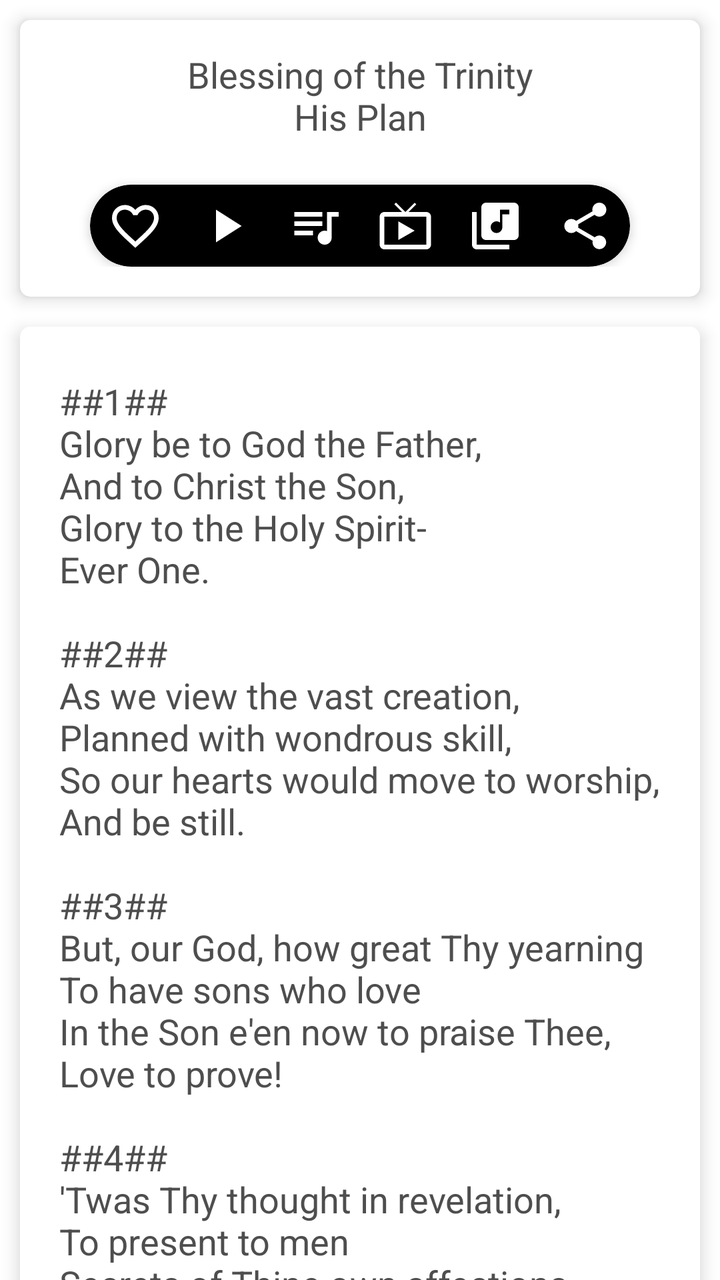
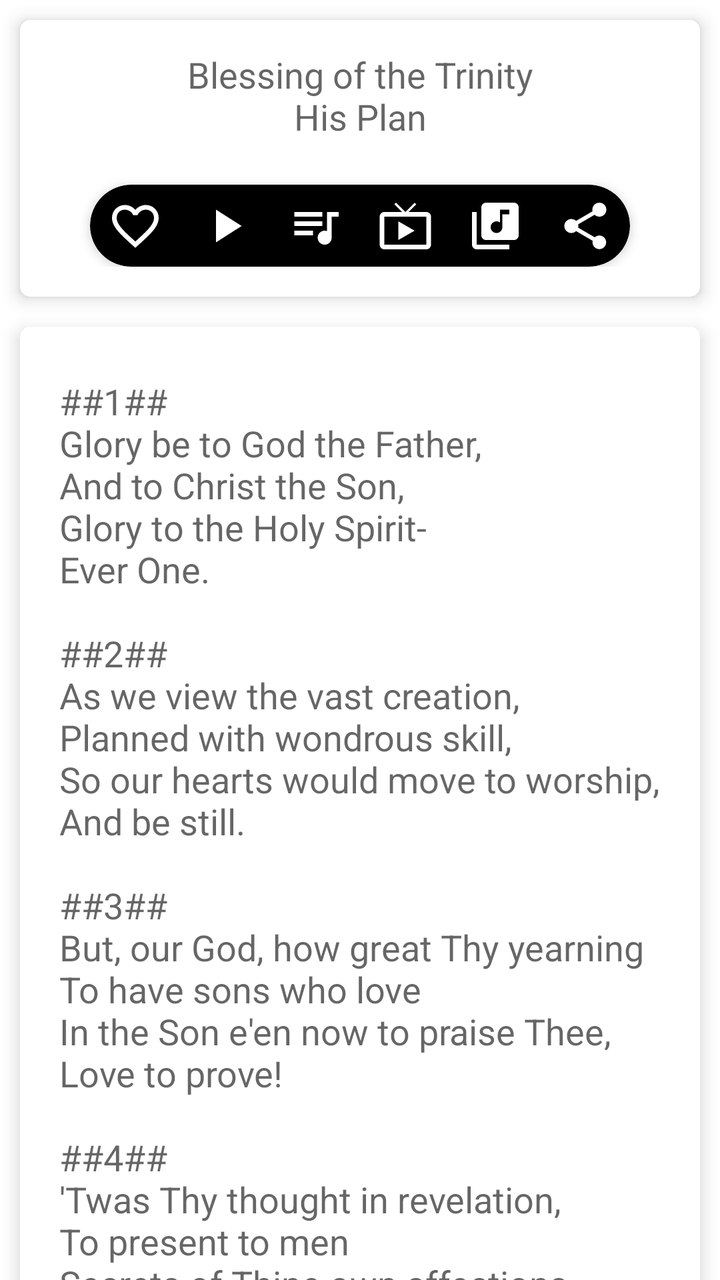

Screens rendered from an Android XML layout before and after an edit, with the pre-edit source and the edit as a unified diff.
<!-- AndroidManifest.xml: fallback theme Theme.MaterialComponents.DayNight.NoActionBar -->
<!-- res/layout/content_area.xml -->
<?xml version="1.0" encoding="utf-8"?>


<androidx.core.widget.NestedScrollView
        xmlns:android="http://schemas.android.com/apk/res/android"
        xmlns:app="http://schemas.android.com/apk/res-auto"

        android:id="@+id/jellybeanContentScrollView"
        android:layout_width="match_parent"
        android:layout_height="wrap_content"
        style="@style/dayMode"
        app:layout_behavior="@string/appbar_scrolling_view_behavior">


    <LinearLayout
            android:id="@+id/lyric_container"
            android:layout_width="match_parent"
            android:layout_height="match_parent"
            android:orientation="vertical"
            style="@style/dayMode"
    >
        
        

        <androidx.cardview.widget.CardView
                android:id="@+id/mainHeaderContainer"
                android:layout_width="match_parent" android:layout_height="wrap_content"
                style="@style/dayMode" app:cardCornerRadius="5dp" app:cardElevation="5dp"
                android:layout_marginLeft="10dp" android:layout_marginRight="10dp"
                android:layout_marginTop="10dp"
                android:layout_marginBottom="0dp"
                app:cardBackgroundColor="#FFFFFF">
            <LinearLayout
                    android:layout_width="match_parent"
                    android:layout_height="wrap_content"
                    android:orientation="vertical"
                    android:paddingLeft="25dp"
                    android:paddingRight="25dp"
                    android:paddingTop="15dp"
                    android:paddingBottom="15dp">
                <TextView
                        android:layout_width="wrap_content"
                        android:layout_height="wrap_content"
                        android:textAppearance="?android:attr/textAppearanceMedium"
                        android:id="@+id/subjectHeader"
                        android:text="@string/subjectFiller"
                        android:layout_gravity="center"
                        android:gravity="center"
                        android:layout_centerInParent="true"
                        android:layout_marginBottom="10dp"
                        style="@style/dayMode"/>
                
                <LinearLayout
                        android:id="@+id/otherLanguagesContainer"
                        android:layout_width="match_parent"
                        android:layout_height="wrap_content"
                        android:orientation="vertical"
                        android:layout_marginBottom="12dp"
                        style="@style/dayMode"/>
                <androidx.cardview.widget.CardView android:layout_width="wrap_content"
                                                   android:layout_height="wrap_content"
                                                   style="@style/dayMode" app:cardCornerRadius="25dp"
                                                   app:cardElevation="3dp"
                                                   android:layout_marginLeft="10dp"
                                                   android:layout_marginRight="10dp"
                                                   app:cardBackgroundColor="#000000"
                                                   android:layout_gravity="center"
                                                   android:id="@+id/buttonContainer">

                    <LinearLayout
                            android:layout_width="wrap_content"
                            android:layout_height="wrap_content"
                            android:orientation="horizontal"
                            android:layout_gravity="center"
                    >

                        <ImageButton
                                android:layout_width="wrap_content"
                                android:layout_height="wrap_content" android:id="@+id/faveButton"
                                android:src="@drawable/ic_favorite_border_white_48dp"
                                style="?android:attr/borderlessButtonStyle"
                                android:layout_gravity="left"
                                android:layout_weight="1" android:scaleType="center"
                                android:adjustViewBounds="true"/>
                        <ImageButton
                                android:layout_width="wrap_content"
                                android:layout_height="wrap_content" android:id="@+id/playButton"
                                android:src="@drawable/ic_play_arrow_white_48dp"
                                android:layout_gravity="left"
                                style="?android:attr/borderlessButtonStyle"
                                android:layout_weight="1" android:adjustViewBounds="true"/>
                        <ImageButton
                                android:layout_width="wrap_content"
                                android:layout_height="wrap_content" android:id="@+id/sheetMusicButton"
                                android:src="@drawable/ic_queue_music_white_48dp"
                                style="?android:attr/borderlessButtonStyle"
                                android:layout_gravity="left"
                                android:layout_weight="1" android:adjustViewBounds="true"/>
                        <ImageButton
                                android:layout_width="wrap_content"
                                android:layout_height="wrap_content" android:id="@+id/youtubePianoButton"
                                android:src="@drawable/ic_live_tv_white_28dp"
                                android:layout_gravity="left"
                                style="?android:attr/borderlessButtonStyle"
                                android:layout_weight="1" android:adjustViewBounds="true"/>
                        <ImageButton
                                android:layout_width="wrap_content"
                                android:layout_height="wrap_content" android:id="@+id/similarTuneButton"
                                android:src="@drawable/ic_related_hymns_white_28dp"
                                android:layout_gravity="left"
                                style="?android:attr/borderlessButtonStyle"
                                android:layout_weight="1" android:adjustViewBounds="true"/>
                        <ImageButton
                                android:layout_width="wrap_content"
                                android:layout_height="wrap_content" android:id="@+id/shareButton"
                                android:src="@drawable/ic_share_white_48dp"
                                style="?android:attr/borderlessButtonStyle"
                                android:layout_weight="1"
                                android:layout_gravity="left" android:adjustViewBounds="true"/>

                    </LinearLayout>
                </androidx.cardview.widget.CardView>
            </LinearLayout>

        </androidx.cardview.widget.CardView>

        <androidx.cardview.widget.CardView

                android:layout_width="match_parent" android:layout_height="wrap_content"
                style="@style/dayMode" app:cardCornerRadius="5dp" app:cardElevation="5dp"
                android:layout_marginLeft="10dp" android:layout_marginRight="10dp"
                android:layout_marginTop="15dp"
                android:layout_marginBottom="5dp"
        >
            <LinearLayout
                    android:layout_width="wrap_content"
                    android:layout_height="wrap_content"
                    android:orientation="vertical"
                    android:layout_gravity="center"
                    android:paddingTop="15dp"
                    android:paddingBottom="10dp"
                    android:id="@+id/stanzaView"
            >
                <TextView
                        android:id="@+id/jellybeanLyrics"
                        android:layout_width="wrap_content"
                        android:layout_height="wrap_content"
                        android:textAppearance="?android:attr/textAppearanceMedium"
                        android:paddingLeft="10dp"
                        android:paddingRight="10dp"
                        android:paddingBottom="10dp"
                        style="@style/dayMode"
                        android:layout_marginTop="10dp"
                        android:text="@string/lyricFiller"
                        android:textIsSelectable="true"/>
            </LinearLayout>

        </androidx.cardview.widget.CardView>
        <androidx.cardview.widget.CardView
                android:id="@+id/detailsCard"
                android:layout_width="match_parent" android:layout_height="wrap_content"
                style="@style/dayMode" app:cardCornerRadius="5dp" app:cardElevation="5dp"
                android:layout_marginLeft="10dp" android:layout_marginRight="10dp"
                android:layout_marginTop="10dp"
                android:layout_marginBottom="5dp"
        >
            
            <LinearLayout
                    android:layout_width="match_parent"
                    android:layout_height="wrap_content"
                    android:orientation="vertical"
                    style="@style/dayMode"
                    android:paddingLeft="25dp" android:paddingRight="25dp" android:paddingTop="14dp" android:paddingBottom="16dp">
                <TextView
                        android:id="@+id/detailsLabel"
                        android:layout_width="wrap_content"
                        android:layout_height="wrap_content"
                        android:text="@string/details"
                        android:layout_marginBottom="6dp"
                        style="@style/dayMode"/>
                
                <TableLayout
                        android:id="@+id/detailsTable"
                        android:layout_width="match_parent"
                        android:layout_height="wrap_content"
                        android:shrinkColumns="1"
                        style="@style/dayMode"/>
            </LinearLayout>

        </androidx.cardview.widget.CardView>

    </LinearLayout>
</androidx.core.widget.NestedScrollView>
<!-- resources referenced by this layout -->
<resources>
  <!-- drawable ic_favorite_border_white_48dp (drawable) -->
  <vector android:height="28dp" android:tint="#FFFFFF"
      android:viewportHeight="24.0" android:viewportWidth="24.0"
      android:width="28dp" xmlns:android="http://schemas.android.com/apk/res/android">
      <path android:fillColor="#FF000000" android:pathData="M16.5,3c-1.74,0 -3.41,0.81 -4.5,2.09C10.91,3.81 9.24,3 7.5,3 4.42,3 2,5.42 2,8.5c0,3.78 3.4,6.86 8.55,11.54L12,21.35l1.45,-1.32C18.6,15.36 22,12.28 22,8.5 22,5.42 19.58,3 16.5,3zM12.1,18.55l-0.1,0.1 -0.1,-0.1C7.14,14.24 4,11.39 4,8.5 4,6.5 5.5,5 7.5,5c1.54,0 3.04,0.99 3.57,2.36h1.87C13.46,5.99 14.96,5 16.5,5c2,0 3.5,1.5 3.5,3.5 0,2.89 -3.14,5.74 -7.9,10.05z"/>
  </vector>
  <!-- drawable ic_live_tv_white_28dp (drawable) -->
  <vector android:height="28dp" android:tint="#FFFFFF"
      android:viewportHeight="24.0" android:viewportWidth="24.0"
      android:width="28dp" xmlns:android="http://schemas.android.com/apk/res/android">
      <path android:fillColor="#FF000000" android:pathData="M21,6h-7.59l3.29,-3.29L16,2l-4,4 -4,-4 -0.71,0.71L10.59,6L3,6c-1.1,0 -2,0.89 -2,2v12c0,1.1 0.9,2 2,2h18c1.1,0 2,-0.9 2,-2L23,8c0,-1.11 -0.9,-2 -2,-2zM21,20L3,20L3,8h18v12zM9,10v8l7,-4z"/>
  </vector>
  <!-- drawable ic_play_arrow_white_48dp (drawable) -->
  <vector android:height="28dp" android:tint="#FFFFFF"
      android:viewportHeight="24.0" android:viewportWidth="24.0"
      android:width="28dp" xmlns:android="http://schemas.android.com/apk/res/android">
      <path android:fillColor="#FF000000" android:pathData="M8,5v14l11,-7z"/>
  </vector>
  <!-- drawable ic_queue_music_white_48dp (drawable) -->
  <vector android:height="28dp" android:tint="#FFFFFF"
      android:viewportHeight="24.0" android:viewportWidth="24.0"
      android:width="28dp" xmlns:android="http://schemas.android.com/apk/res/android">
      <path android:fillColor="#FF000000" android:pathData="M15,6L3,6v2h12L15,6zM15,10L3,10v2h12v-2zM3,16h8v-2L3,14v2zM17,6v8.18c-0.31,-0.11 -0.65,-0.18 -1,-0.18 -1.66,0 -3,1.34 -3,3s1.34,3 3,3 3,-1.34 3,-3L19,8h3L22,6h-5z"/>
  </vector>
  <!-- drawable ic_related_hymns_white_28dp (drawable) -->
  <vector android:height="28dp" android:tint="#FFFFFF"
      android:viewportHeight="24.0" android:viewportWidth="24.0"
      android:width="28dp" xmlns:android="http://schemas.android.com/apk/res/android">
      <path android:fillColor="#FF000000" android:pathData="M20,2L8,2c-1.1,0 -2,0.9 -2,2v12c0,1.1 0.9,2 2,2h12c1.1,0 2,-0.9 2,-2L22,4c0,-1.1 -0.9,-2 -2,-2zM18,7h-3v5.5c0,1.38 -1.12,2.5 -2.5,2.5S10,13.88 10,12.5s1.12,-2.5 2.5,-2.5c0.57,0 1.08,0.19 1.5,0.51L14,5h4v2zM4,6L2,6v14c0,1.1 0.9,2 2,2h14v-2L4,20L4,6z"/>
  </vector>
  <string name="details">DETAILS</string>
  <string name="lyricFiller">
          ##1##\nGlory be to God the Father,\nAnd to Christ the Son,\nGlory to the Holy Spirit-\nEver One.\n\n##2##\nAs we view the vast creation,\nPlanned with wondrous skill,\nSo our hearts would move to worship,\nAnd be still.\n\n##3##\nBut, our God, how great Thy yearning\nTo have sons who love\nIn the Son e\'en now to praise Thee,\nLove to prove!\n\n##4##\n\'Twas Thy thought in revelation,\nTo present to men\nSecrets of Thine own affections,\nTheirs to win.\n\n##5##\nSo in Christ, through His redemption\n(Vanquished evil powers!)\nThou hast brought, in new creation,\nWorshippers!\n\n##6##\nGlory be to God the Father,\nAnd to Christ the Son,\nGlory to the Holy Spirit\nEver One.\n\n\n</string>
  <string name="subjectFiller">Blessing of the Trinity\nHis Plan</string>
  <style name="dayMode" parent="Theme.AppCompat.DayNight.DarkActionBar">
          <item name="android:textColor">#4e4e4e</item>
          <item name="android:background">#FFFFFF</item>
      </style>
  <!-- unchanged entries left out for length: 1 -->
</resources>

<!-- the commit's change to res/layout/content_area.xml (unified diff, before → after) -->
@@ -8,7 +8,6 @@
         android:id="@+id/jellybeanContentScrollView"
         android:layout_width="match_parent"
         android:layout_height="wrap_content"
-        style="@style/dayMode"
         app:layout_behavior="@string/appbar_scrolling_view_behavior">
 
 
@@ -17,15 +16,13 @@
             android:layout_width="match_parent"
             android:layout_height="match_parent"
             android:orientation="vertical"
-            style="@style/dayMode"
     >
         
         
 
         <androidx.cardview.widget.CardView
                 android:id="@+id/mainHeaderContainer"
-                android:layout_width="match_parent" android:layout_height="wrap_content"
-                style="@style/dayMode" app:cardCornerRadius="5dp" app:cardElevation="5dp"
+                android:layout_width="match_parent" android:layout_height="wrap_content" app:cardCornerRadius="5dp" app:cardElevation="5dp"
                 android:layout_marginLeft="10dp" android:layout_marginRight="10dp"
                 android:layout_marginTop="10dp"
                 android:layout_marginBottom="0dp"
@@ -47,19 +44,16 @@
                         android:layout_gravity="center"
                         android:gravity="center"
                         android:layout_centerInParent="true"
-                        android:layout_marginBottom="10dp"
-                        style="@style/dayMode"/>
+                        android:layout_marginBottom="10dp"/>
                 
                 <LinearLayout
                         android:id="@+id/otherLanguagesContainer"
                         android:layout_width="match_parent"
                         android:layout_height="wrap_content"
                         android:orientation="vertical"
-                        android:layout_marginBottom="12dp"
-                        style="@style/dayMode"/>
+                        android:layout_marginBottom="12dp"/>
                 <androidx.cardview.widget.CardView android:layout_width="wrap_content"
-                                                   android:layout_height="wrap_content"
-                                                   style="@style/dayMode" app:cardCornerRadius="25dp"
+                                                   android:layout_height="wrap_content" app:cardCornerRadius="25dp"
                                                    app:cardElevation="3dp"
                                                    android:layout_marginLeft="10dp"
                                                    android:layout_marginRight="10dp"
@@ -126,8 +120,7 @@
 
         <androidx.cardview.widget.CardView
 
-                android:layout_width="match_parent" android:layout_height="wrap_content"
-                style="@style/dayMode" app:cardCornerRadius="5dp" app:cardElevation="5dp"
+                android:layout_width="match_parent" android:layout_height="wrap_content" app:cardCornerRadius="5dp" app:cardElevation="5dp"
                 android:layout_marginLeft="10dp" android:layout_marginRight="10dp"
                 android:layout_marginTop="15dp"
                 android:layout_marginBottom="5dp"
@@ -149,7 +142,6 @@
                         android:paddingLeft="10dp"
                         android:paddingRight="10dp"
                         android:paddingBottom="10dp"
-                        style="@style/dayMode"
                         android:layout_marginTop="10dp"
                         android:text="@string/lyricFiller"
                         android:textIsSelectable="true"/>
@@ -158,8 +150,7 @@
         </androidx.cardview.widget.CardView>
         <androidx.cardview.widget.CardView
                 android:id="@+id/detailsCard"
-                android:layout_width="match_parent" android:layout_height="wrap_content"
-                style="@style/dayMode" app:cardCornerRadius="5dp" app:cardElevation="5dp"
+                android:layout_width="match_parent" android:layout_height="wrap_content" app:cardCornerRadius="5dp" app:cardElevation="5dp"
                 android:layout_marginLeft="10dp" android:layout_marginRight="10dp"
                 android:layout_marginTop="10dp"
                 android:layout_marginBottom="5dp"
@@ -169,22 +160,19 @@
                     android:layout_width="match_parent"
                     android:layout_height="wrap_content"
                     android:orientation="vertical"
-                    style="@style/dayMode"
                     android:paddingLeft="25dp" android:paddingRight="25dp" android:paddingTop="14dp" android:paddingBottom="16dp">
                 <TextView
                         android:id="@+id/detailsLabel"
                         android:layout_width="wrap_content"
                         android:layout_height="wrap_content"
                         android:text="@string/details"
-                        android:layout_marginBottom="6dp"
-                        style="@style/dayMode"/>
+                        android:layout_marginBottom="6dp"/>
                 
                 <TableLayout
                         android:id="@+id/detailsTable"
                         android:layout_width="match_parent"
                         android:layout_height="wrap_content"
-                        android:shrinkColumns="1"
-                        style="@style/dayMode"/>
+                        android:shrinkColumns="1"/>
             </LinearLayout>
 
         </androidx.cardview.widget.CardView>
<!-- resource entries referenced after the edit -->
@@ -34,10 +34,6 @@
   <string name="lyricFiller">
           ##1##\nGlory be to God the Father,\nAnd to Christ the Son,\nGlory to the Holy Spirit-\nEver One.\n\n##2##\nAs we view the vast creation,\nPlanned with wondrous skill,\nSo our hearts would move to worship,\nAnd be still.\n\n##3##\nBut, our God, how great Thy yearning\nTo have sons who love\nIn the Son e\'en now to praise Thee,\nLove to prove!\n\n##4##\n\'Twas Thy thought in revelation,\nTo present to men\nSecrets of Thine own affections,\nTheirs to win.\n\n##5##\nSo in Christ, through His redemption\n(Vanquished evil powers!)\nThou hast brought, in new creation,\nWorshippers!\n\n##6##\nGlory be to God the Father,\nAnd to Christ the Son,\nGlory to the Holy Spirit\nEver One.\n\n\n</string>
   <string name="subjectFiller">Blessing of the Trinity\nHis Plan</string>
-  <style name="dayMode" parent="Theme.AppCompat.DayNight.DarkActionBar">
-          <item name="android:textColor">#4e4e4e</item>
-          <item name="android:background">#FFFFFF</item>
-      </style>
   <!-- unchanged entries left out for length: 1 -->
 </resources>
 
